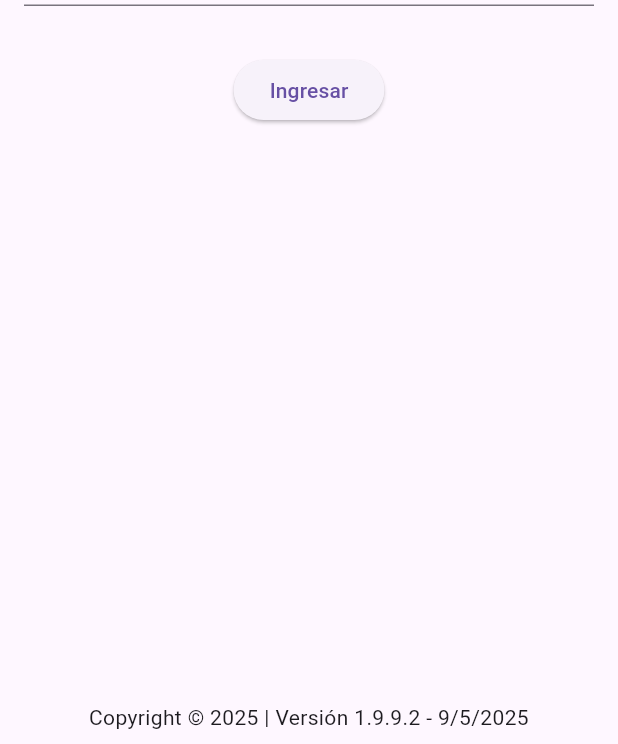
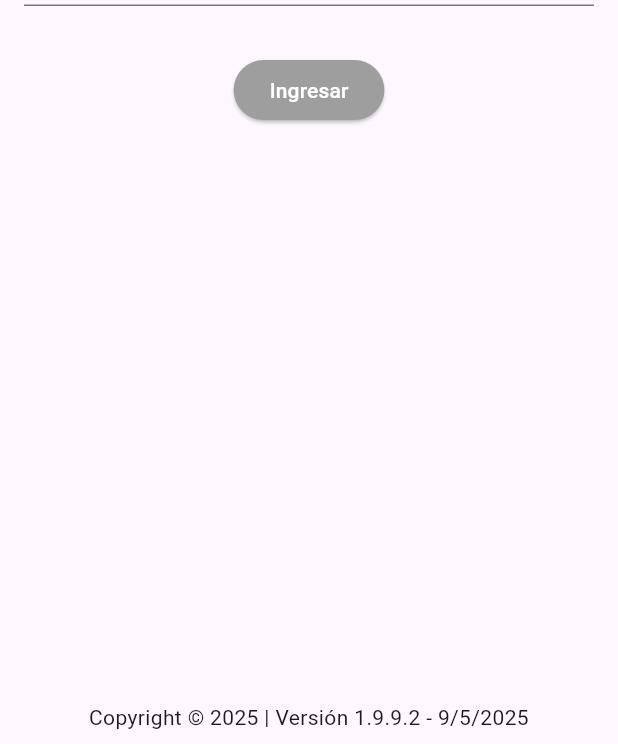
Before and after one commit to angelcruz24/Asistencia, a Flutter app: the screen it shows after launch, on a phone screen of 412 x 824 dp, the part 492-1236 px from its top. Run offline on Flutter 3.47's test engine with Material 3 defaults, Android fonts, the phone set to English and light mode, and no system bars.

```diff
--- a/app/flutter_application_asistencia/lib/src/views/iniciodesesion.dart
+++ b/app/flutter_application_asistencia/lib/src/views/iniciodesesion.dart
@@ -1,4 +1,5 @@
 import 'package:flutter/material.dart';
+import 'package:flutter_application_asistencia/src/temas/colorBotones.dart';
 import 'package:http/http.dart' as http;
 import 'dart:convert';
 
@@ -127,10 +128,9 @@ class _IniciodeSesion extends State<Login> {
 
 
   Widget botonIngresar() {
-    return ElevatedButton(
-      onPressed: verificarLogin,
-      child: const Text('Ingresar'),
-    );
+    return EstilosDeBotones.btnSecondary(
+      'Ingresar', () {
+    });
   }
 
   void showMessage(String message) {
```
Also changed, not shown: app/flutter_application_asistencia/pubspec.lock.
